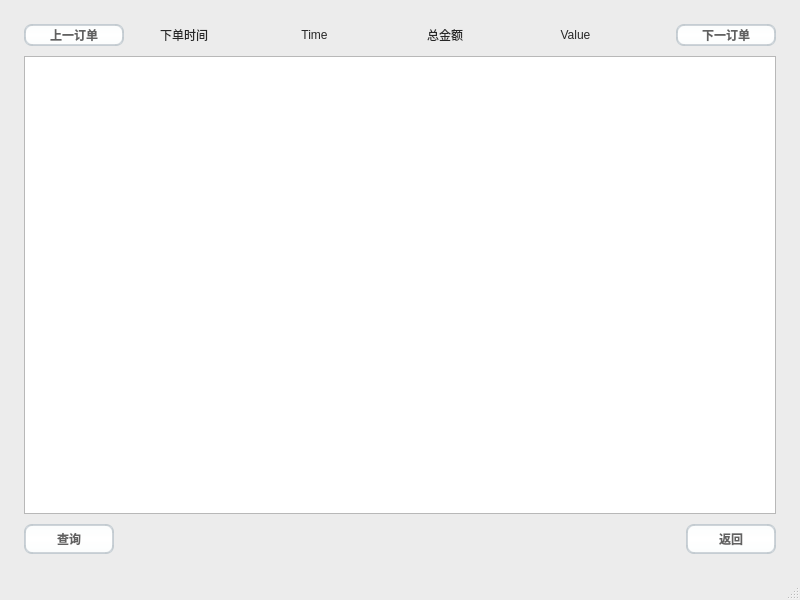
CarlosDJY/QtBasedGroupWork, file mainCode/orderinfoadmin.ui: the form before one commit.
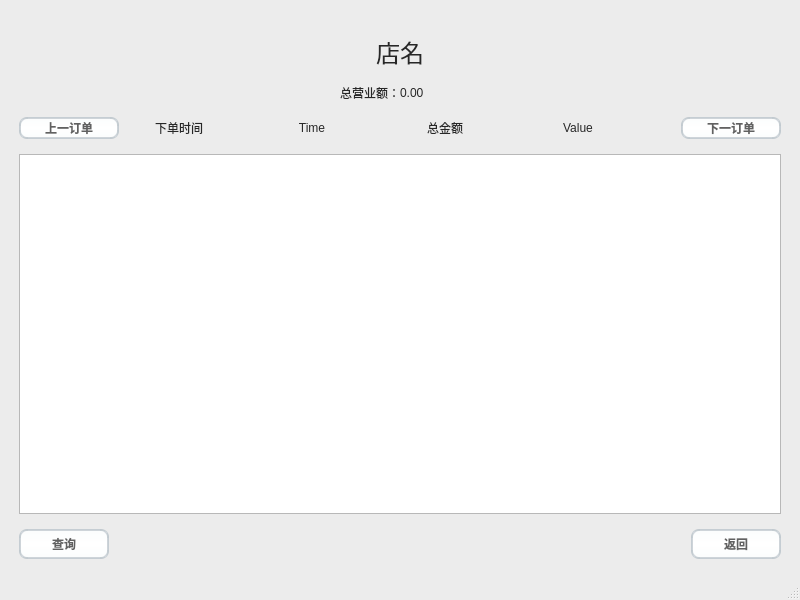
The form after the commit. Icons and pictures are not drawn.

Commit message: add total income

Patch:
```diff
--- a/mainCode/orderinfoadmin.ui
+++ b/mainCode/orderinfoadmin.ui
@@ -453,26 +453,62 @@
   <widget class="QWidget" name="centralwidget">
    <layout class="QVBoxLayout" name="verticalLayout">
     <item>
-     <layout class="QGridLayout" name="gridLayout">
+     <layout class="QGridLayout" name="gridLayout_2">
       <property name="leftMargin">
-       <number>15</number>
+       <number>10</number>
       </property>
       <property name="topMargin">
-       <number>15</number>
+       <number>10</number>
       </property>
       <property name="rightMargin">
-       <number>15</number>
+       <number>10</number>
       </property>
       <property name="bottomMargin">
-       <number>15</number>
+       <number>10</number>
       </property>
       <property name="horizontalSpacing">
-       <number>15</number>
+       <number>10</number>
       </property>
       <property name="verticalSpacing">
-       <number>10</number>
+       <number>15</number>
       </property>
       <item row="0" column="0" colspan="3">
+       <layout class="QGridLayout" name="gridLayout">
+        <property name="topMargin">
+         <number>15</number>
+        </property>
+        <property name="verticalSpacing">
+         <number>15</number>
+        </property>
+        <item row="0" column="0">
+         <widget class="QLabel" name="label_2">
+          <property name="text">
+           <string>&lt;html&gt;&lt;head/&gt;&lt;body&gt;&lt;p align=&quot;center&quot;&gt;&lt;span style=&quot; font-size:18pt;&quot;&gt;店名&lt;/span&gt;&lt;/p&gt;&lt;/body&gt;&lt;/html&gt;</string>
+          </property>
+         </widget>
+        </item>
+        <item row="1" column="0">
+         <layout class="QHBoxLayout" name="horizontalLayout_4">
+          <item>
+           <widget class="QLabel" name="label_3">
+            <property name="layoutDirection">
+             <enum>Qt::RightToLeft</enum>
+            </property>
+            <property name="text">
+             <string>&lt;html&gt;&lt;head/&gt;&lt;body&gt;&lt;p align=&quot;right&quot;&gt;总营业额：&lt;/p&gt;&lt;/body&gt;&lt;/html&gt;</string>
+            </property>
+           </widget>
+          </item>
+          <item>
+           <widget class="QLabel" name="label_5">
+            <property name="text">
+             <string>&lt;html&gt;&lt;head/&gt;&lt;body&gt;&lt;p&gt;0.00&lt;/p&gt;&lt;/body&gt;&lt;/html&gt;</string>
+            </property>
+           </widget>
+          </item>
+         </layout>
+        </item>
+        <item row="2" column="0">
        <layout class="QHBoxLayout" name="horizontalLayout_3">
         <property name="spacing">
          <number>30</number>
@@ -553,6 +589,8 @@
         </item>
        </layout>
       </item>
+       </layout>
+      </item>
       <item row="1" column="0" colspan="3">
        <widget class="QTableView" name="OrderTable">
         <property name="minimumSize">
@@ -569,6 +607,19 @@
         </property>
        </widget>
       </item>
+      <item row="2" column="0">
+       <widget class="QPushButton" name="FindOrder">
+        <property name="minimumSize">
+         <size>
+          <width>90</width>
+          <height>30</height>
+         </size>
+        </property>
+        <property name="text">
+         <string>查询</string>
+        </property>
+       </widget>
+      </item>
       <item row="2" column="1">
        <spacer name="horizontalSpacer">
         <property name="orientation">
@@ -607,19 +658,6 @@
         </property>
        </widget>
       </item>
-      <item row="2" column="0">
-       <widget class="QPushButton" name="FindOrder">
-        <property name="minimumSize">
-         <size>
-          <width>90</width>
-          <height>30</height>
-         </size>
-        </property>
-        <property name="text">
-         <string>查询</string>
-        </property>
-       </widget>
-      </item>
      </layout>
     </item>
    </layout>
```
Lines whose indentation alone changed are shown as unchanged. The commit also changes 1 other file.
